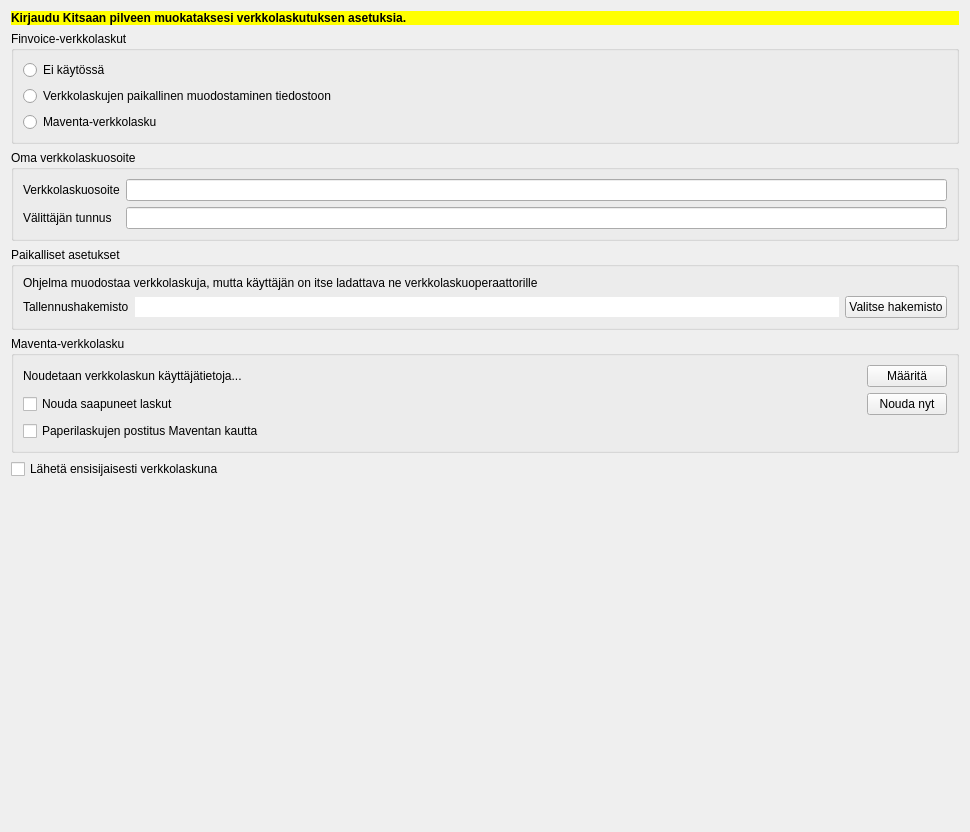
Before: the Qt Designer form kitsas/maaritys/verkkolasku/verkkolasku.ui in artoh/kitupiikki, drawn with Qt 5.
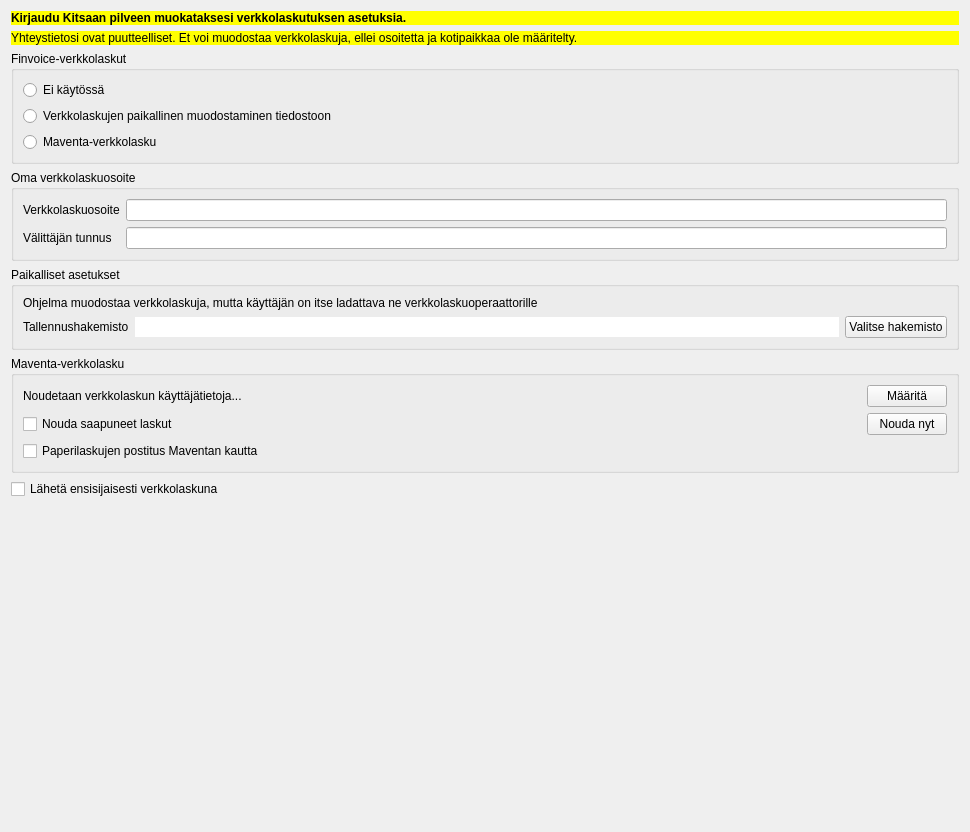
After: the same form once the commit is applied. Icons and pictures are not drawn.

Patch:
```diff
--- a/kitsas/maaritys/verkkolasku/verkkolasku.ui
+++ b/kitsas/maaritys/verkkolasku/verkkolasku.ui
@@ -25,6 +25,19 @@
      </property>
     </widget>
    </item>
+   <item>
+    <widget class="QLabel" name="yhteystietovirheLabel">
+     <property name="styleSheet">
+      <string notr="true">background-color: rgb(255, 255, 0);</string>
+     </property>
+     <property name="text">
+      <string>Yhteystietosi ovat puutteelliset. Et voi muodostaa verkkolaskuja, ellei osoitetta ja kotipaikkaa ole määritelty.</string>
+     </property>
+     <property name="wordWrap">
+      <bool>true</bool>
+     </property>
+    </widget>
+   </item>
    <item>
     <widget class="QGroupBox" name="kaytossaGroup">
      <property name="title">
```
